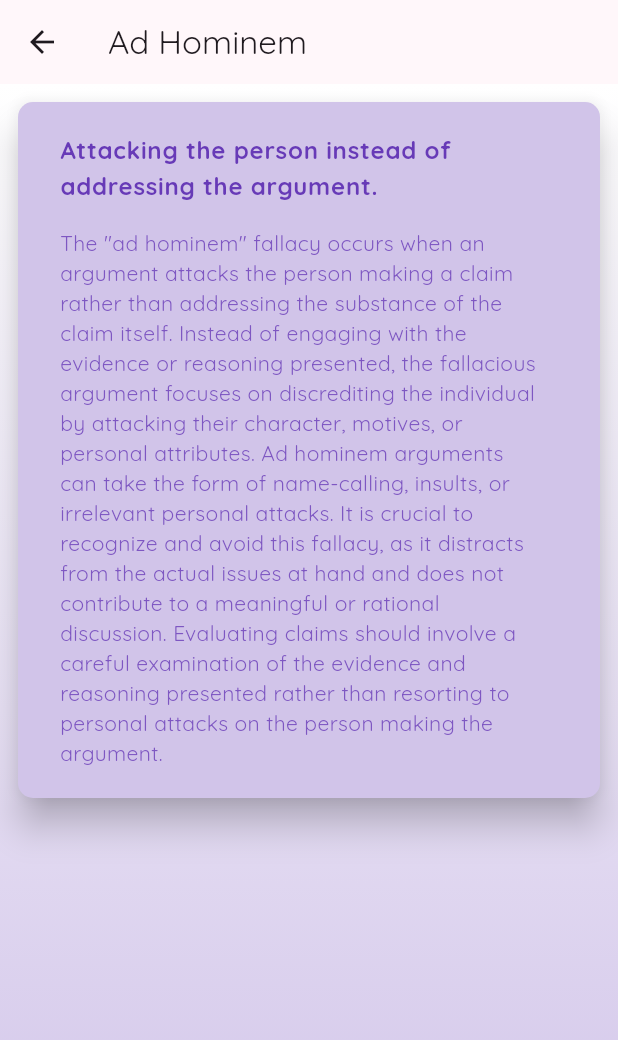
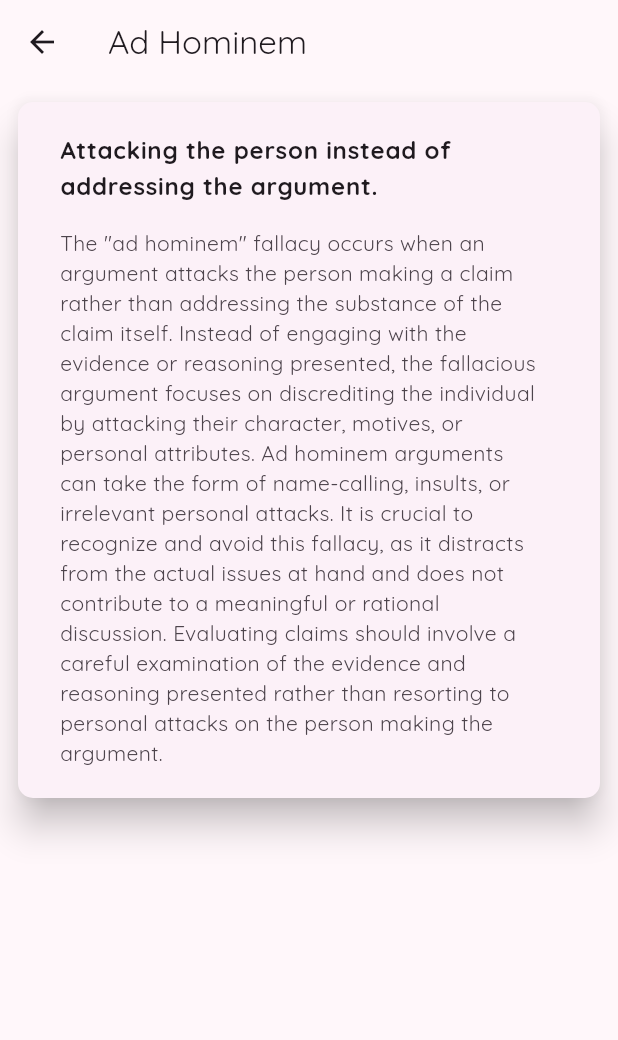
Before and after one commit to Hayley-Smith/debate_dais_prod, a Flutter app: the LogicalFallacyListPage screen opened by its route, after a tap on "Ad Hominem", on a phone screen of 412 x 824 dp. Shown: the top 1040 px of the screen. Run offline on Flutter 3.47's test engine with Material 3 defaults, Android fonts, the phone set to English and light mode, and no system bars; our stand-ins replace firebase_core, google_fonts; accounts and stored records are empty.

Commit message:
a few small ui changes on logical fallacy feature

```diff
--- a/lib/UI/detail_page_logical_fallacy.dart
+++ b/lib/UI/detail_page_logical_fallacy.dart
@@ -13,25 +13,11 @@ class LogicalFallacyDetailPage extends StatelessWidget {
       appBar: AppBar(
         title: Text(fallacy.title),
       ),
-      body: Container(
-        decoration: BoxDecoration(
-          gradient: LinearGradient(
-            colors: [
-              Colors.white,
-              Colors.deepPurple.shade100,
-            ],
-            begin: const FractionalOffset(0.0, 0.0),
-            end: const FractionalOffset(0.0, 1.0),
-            stops: const [0.0, 1.0],
-            tileMode: TileMode.clamp,
-          ),
-        ),
-        child: Padding(
+      body: Padding(
         padding: const EdgeInsets.all(8.0),
         child: Column(
           children: [
             Card(
-                color: Colors.deepPurple[100],
               clipBehavior: Clip.antiAlias,
               elevation: 10,
               shape: RoundedRectangleBorder(
@@ -48,7 +34,6 @@ class LogicalFallacyDetailPage extends StatelessWidget {
                       fallacy.text,
                       style: const TextStyle(
                         fontWeight: FontWeight.bold,
-                          color: Colors.deepPurple,
                       ),
                     ),
                   ),
@@ -56,8 +41,7 @@ class LogicalFallacyDetailPage extends StatelessWidget {
                     padding: const EdgeInsets.all(8.0),
                     child: Text(
                       fallacy.essay,
-                        style: TextStyle(
-                          color: Colors.deepPurple[400],
+                      style: const TextStyle(
                       ),
                     ),
                   ),
@@ -68,7 +52,6 @@ class LogicalFallacyDetailPage extends StatelessWidget {
           ],
         ),
       ),
-      ),
     );
   }
 }
--- a/lib/UI/list_page_logical_fallacy.dart
+++ b/lib/UI/list_page_logical_fallacy.dart
@@ -21,20 +21,7 @@ class _LogicalFallacyListPageState extends State<LogicalFallacyListPage> {
       body: Consumer<LogicalFallacyProvider>(
         builder: (context, provider, child) {
           List<LogicalFallacy> fallacies = provider.fallacies;
-          return Container(
-            decoration: BoxDecoration(
-              gradient: LinearGradient(
-                colors: [
-                  Colors.white,
-                  Colors.deepPurple.shade100,
-                ],
-                begin: const FractionalOffset(0.0, 0.0),
-                end: const FractionalOffset(0.0, 1.0),
-                stops: const [0.0, 1.0],
-                tileMode: TileMode.clamp,
-              ),
-            ),
-            child: Padding(
+          return Padding(
             padding: const EdgeInsets.all(10.0),
             child: ListView.builder(
               itemCount: fallacies.length,
@@ -51,7 +38,6 @@ class _LogicalFallacyListPageState extends State<LogicalFallacyListPage> {
                     );
                   },
                   child: Card(
-                      color: Colors.deepPurple[100],
                     clipBehavior: Clip.antiAlias,
                     elevation: 10,
                     shape: RoundedRectangleBorder(
@@ -66,13 +52,11 @@ class _LogicalFallacyListPageState extends State<LogicalFallacyListPage> {
                           fallacy.title,
                           style: const TextStyle(
                             fontWeight: FontWeight.bold,
-                              color: Colors.deepPurple,
                           ),
                         ),
                         subtitle: Text(
                           fallacy.text,
-                            style: TextStyle(
-                              color: Colors.deepPurple[400],
+                          style: const TextStyle(
                           ),
                         ),
                         // Additional information or actions can be added here
@@ -82,7 +66,6 @@ class _LogicalFallacyListPageState extends State<LogicalFallacyListPage> {
                 );
               },
             ),
-            ),
           );
         },
       ),
--- a/lib/main.dart
+++ b/lib/main.dart
@@ -1,6 +1,5 @@
 import 'dart:ui';
 
-import 'package:firebase_core/firebase_core.dart';
 import 'package:flutter/material.dart';
 import 'package:myapp/UI/cite_mla_source.dart';
 import 'package:myapp/UI/list_page_logical_fallacy.dart';
@@ -8,7 +7,6 @@ import 'package:myapp/core/themes.dart';
 import 'package:myapp/UI/join_debate.dart';
 import 'package:myapp/UI/start_debate.dart';
 import 'package:myapp/domain/mla_source.dart';
-import 'package:myapp/firebase_options.dart';
 import 'package:myapp/state/debate_provider.dart';
 import 'package:myapp/state/logical_fallacy_provider.dart';
 import 'package:provider/provider.dart';
@@ -18,9 +16,9 @@ import 'domain/debate.dart';
 
 void main() async {
   WidgetsFlutterBinding.ensureInitialized();
-  await Firebase.initializeApp(
-    options: DefaultFirebaseOptions.currentPlatform,
-  );
+  //await Firebase.initializeApp(
+  //  options: DefaultFirebaseOptions.currentPlatform,
+  //);
   runApp(
     MultiProvider(
       providers: [
```
Lines whose indentation alone changed are shown as unchanged.
